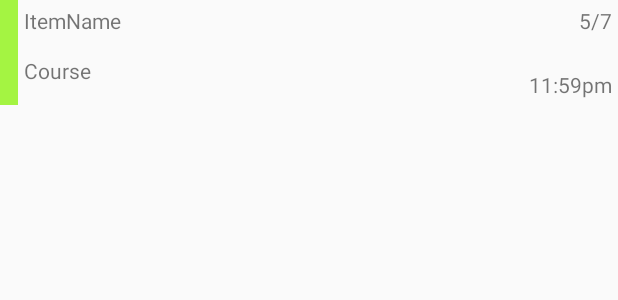
After one commit to jgauth/Planner, an Android app: the layout item_view.xml on its own in the app's theme, with its tools: preview values and no code run, on a phone screen of 412 x 824 dp. The commit adds this screen. Shown: the top 300 px of the screen. Run offline under Robolectric (Android 15) with nearby library versions, the phone set to English and light mode, and no system bars.

Commit message:
created main RecyclerView for Homework items

```diff
--- /dev/null
+++ b/app/src/main/res/layout/item_view.xml
@@ -0,0 +1,60 @@
+<?xml version="1.0" encoding="utf-8"?>
+<android.support.constraint.ConstraintLayout xmlns:android="http://schemas.android.com/apk/res/android"
+    xmlns:app="http://schemas.android.com/apk/res-auto"
+    xmlns:tools="http://schemas.android.com/tools"
+    android:layout_width="match_parent"
+    android:layout_height="70dp">
+
+    <View
+        android:id="@+id/color_rectangle_left"
+        android:layout_width="12dp"
+        android:layout_height="match_parent"
+        android:background="#a4f442"
+        android:visibility="visible" />
+
+    <TextView
+        android:id="@+id/text_name"
+        android:layout_width="wrap_content"
+        android:layout_height="wrap_content"
+        android:layout_marginStart="4dp"
+        android:layout_marginTop="4dp"
+        android:text="ItemName"
+        app:layout_constraintStart_toEndOf="@+id/color_rectangle_left"
+        app:layout_constraintTop_toTopOf="parent" />
+
+    <TextView
+        android:id="@+id/text_course"
+        android:layout_width="wrap_content"
+        android:layout_height="wrap_content"
+        android:layout_marginBottom="4dp"
+        android:layout_marginStart="4dp"
+        android:layout_marginTop="4dp"
+        android:text="Course"
+        app:layout_constraintBottom_toBottomOf="parent"
+        app:layout_constraintStart_toEndOf="@+id/color_rectangle_left"
+        app:layout_constraintTop_toBottomOf="@+id/text_name" />
+
+    <TextView
+        android:id="@+id/text_date"
+        android:layout_width="wrap_content"
+        android:layout_height="wrap_content"
+        android:layout_marginRight="4dp"
+        android:layout_marginTop="4dp"
+        android:text="5/7"
+        app:layout_constraintRight_toRightOf="parent"
+        app:layout_constraintTop_toTopOf="parent" />
+
+    <TextView
+        android:id="@+id/text_time"
+        android:layout_width="wrap_content"
+        android:layout_height="wrap_content"
+        android:layout_marginBottom="4dp"
+        android:layout_marginRight="4dp"
+        android:layout_marginTop="4dp"
+        android:text="11:59pm"
+        app:layout_constraintBottom_toBottomOf="parent"
+        app:layout_constraintRight_toRightOf="parent"
+        app:layout_constraintTop_toBottomOf="@+id/text_date"
+        app:layout_constraintVertical_bias="1.0" />
+
+</android.support.constraint.ConstraintLayout>
```
Also changed, not shown: app/src/main/java/com/jgauth/planner/HomeworkItem.java (+4 -4 lines), app/src/main/java/com/jgauth/planner/ItemListAdapter.java (added, +45 -0 lines), app/src/main/java/com/jgauth/planner/MainActivity.java (+31 -0 lines), app/src/main/java/com/jgauth/planner/Utils.java (added, +19 -0 lines), app/src/main/java/com/jgauth/planner/ViewHolder.java (added, +42 -0 lines), app/src/main/res/layout/content_main.xml (+17 -16 lines).
